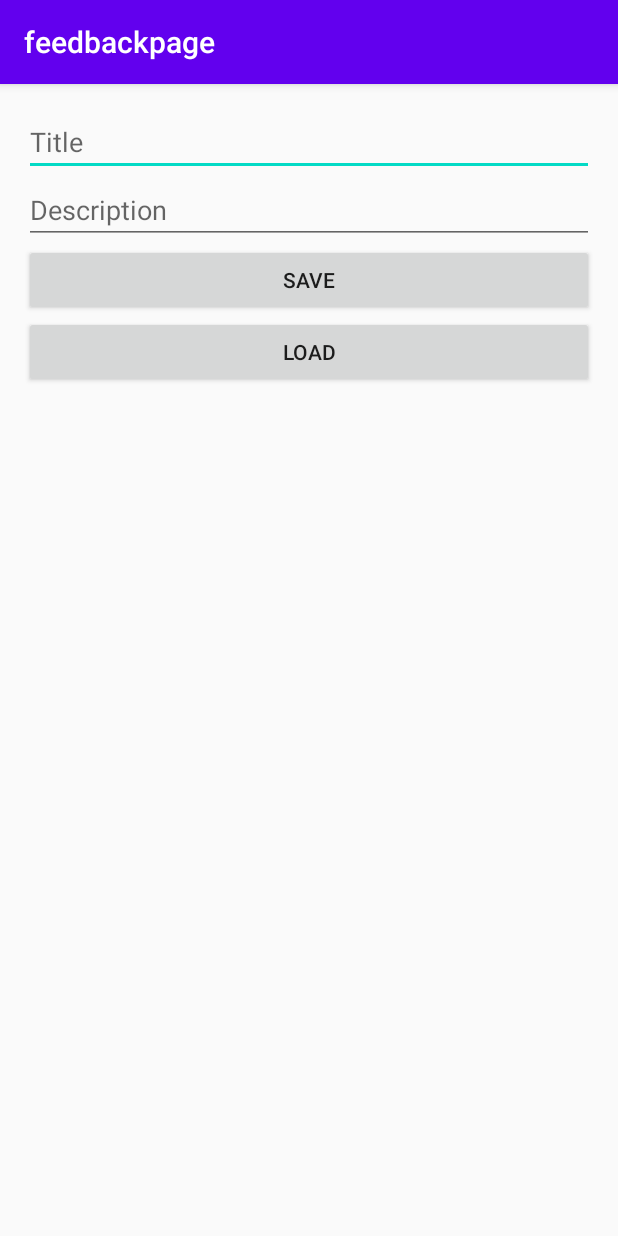
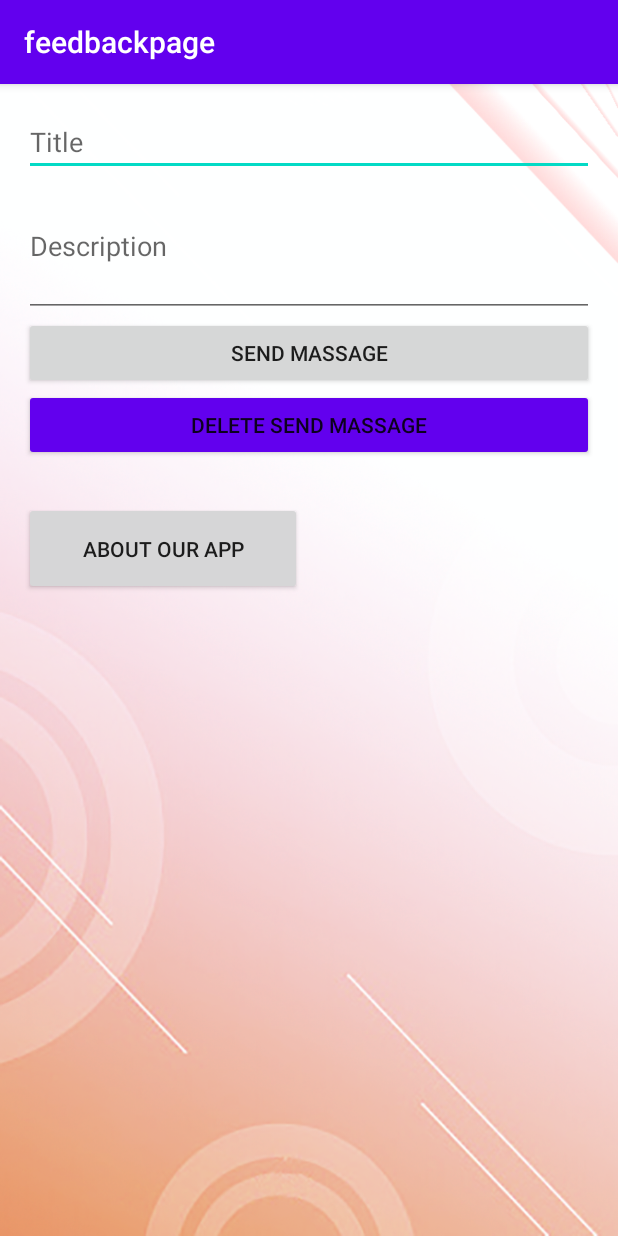
Before and after one commit to MinoCode12/Finalproject_MAD_G1.32_MiniUnity, an Android app: the screen it shows after launch (feedback), on a phone screen of 412 x 824 dp. Run offline under Robolectric (Android 15) with nearby library versions, the phone set to English and light mode, and no system bars; our stand-ins replace Firebase (no records; nobody signed in at launch, a user with empty details on screens opened directly); libraries missing offline, so code that uses them is left out: com.basgeekball.awesomevalidation; 4 statements that could not run were skipped.

Commit message:
IT18126402/Feedback & aboutus

```diff
--- a/app/src/main/java/com/example/feedbackpage/Note.java
+++ b/app/src/main/java/com/example/feedbackpage/Note.java
@@ -11,7 +11,6 @@ public class Note {
     public Note(String title, String description){
         this.title = title;
         this.description = description;
-        this.getTitle();
     }
 
     public String getTitle(){
--- a/app/src/main/java/com/example/feedbackpage/feedback.java
+++ b/app/src/main/java/com/example/feedbackpage/feedback.java
@@ -9,6 +9,8 @@ import android.view.View;
 import android.widget.EditText;
 import android.widget.TextView;
 import android.widget.Toast;
+import android.widget.Button;
+import android.content.Intent;
 
 import com.basgeekball.awesomevalidation.validators.Validator;
 import com.basgeekball.awesomevalidation.AwesomeValidation;
@@ -30,6 +32,8 @@ import java.util.Map;
 import java.util.regex.Pattern;
 
 public class feedback extends AppCompatActivity{
+    public Button button;
+
     private static final String TAG = "feedback";
     private AwesomeValidation awesomeValidation;
     private static final String KEY_TITLE = "title";
@@ -46,6 +50,16 @@ public class feedback extends AppCompatActivity{
     protected void onCreate(Bundle savedInstanceState) {
         super.onCreate(savedInstanceState);
         setContentView(R.layout.activity_feedback);
+
+        button = (Button) findViewById(R.id.btn);
+
+        button.setOnClickListener(new View.OnClickListener() {
+            @Override
+            public void onClick(View v) {
+                Intent intent = new Intent(feedback.this, aboutus.class);
+                startActivity(intent);
+            }
+        });
 
         awesomeValidation = new AwesomeValidation(ValidationStyle.BASIC);
 
@@ -113,6 +127,10 @@ public class feedback extends AppCompatActivity{
                 });
     }
 
+        public void deleteNote(View v){
+            noteRef.delete();
+        }
+
         public void loadNote (View v){
             noteRef.get()
                     .addOnSuccessListener(new OnSuccessListener<DocumentSnapshot>() {
--- a/app/src/main/res/layout/activity_feedback.xml
+++ b/app/src/main/res/layout/activity_feedback.xml
@@ -6,6 +6,7 @@
     android:layout_height="match_parent"
     android:orientation="vertical"
     android:padding="16dp"
+    android:background="@drawable/ph4"
     tools:context=".feedback">
 
     <EditText
@@ -17,22 +18,23 @@
 
     <EditText
         android:id="@+id/edit_text_description"
-        android:layout_width="match_parent"
-        android:layout_height="wrap_content"
+        android:layout_width="380dp"
+        android:layout_height="94dp"
         android:hint="Description"
         android:inputType="text" />
 
     <Button
         android:layout_width="match_parent"
         android:layout_height="wrap_content"
-        android:text="Save"
+        android:text="Send Massage"
         android:onClick="saveNote" />
 
     <Button
         android:layout_width="match_parent"
         android:layout_height="wrap_content"
-        android:text="Load"
-        android:onClick="loadNote" />
+        android:backgroundTint="@color/colorPrimary"
+        android:text="Delete Send Massage"
+        android:onClick="deleteNote" />
 
     <TextView
         android:id="@+id/text_view_data"
@@ -40,4 +42,12 @@
         android:layout_height="wrap_content"
         android:textSize="20sp" />
 
+    <Button
+        android:id="@+id/btn"
+        android:layout_width="185dp"
+        android:layout_height="62dp"
+        android:text="About our app"
+        android:backgroundTint="@color/about_facebook_color"
+        tools:ignore="HardcodedText" />
+
 </LinearLayout>
--- a/app/src/main/res/values/strings.xml
+++ b/app/src/main/res/values/strings.xml
@@ -1,6 +1,5 @@
 <resources>
     <string name="app_name">feedbackpage</string>
-
     <string name="Titleerror">Enter a valid title </string>
     <string name="Descriptionerror">Enter Description About our app </string>
 </resources>
```
Also changed, not shown: app/src/main/java/com/example/feedbackpage/aboutus.java (+5 -7 lines), app/src/main/res/drawable/aboutus.png (added), app/src/main/res/drawable/ph3.png (added), app/src/main/res/drawable/ph4.png (added).
